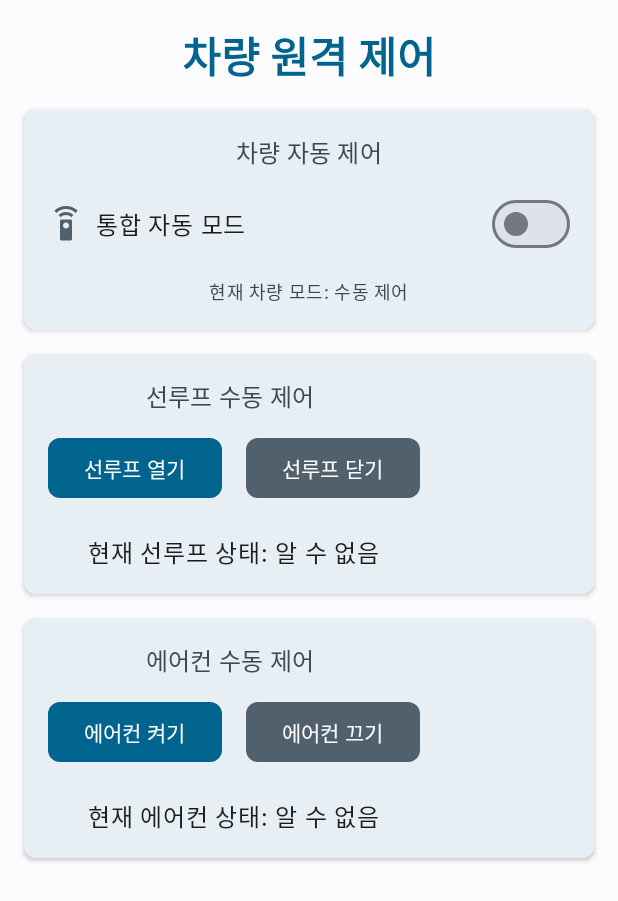
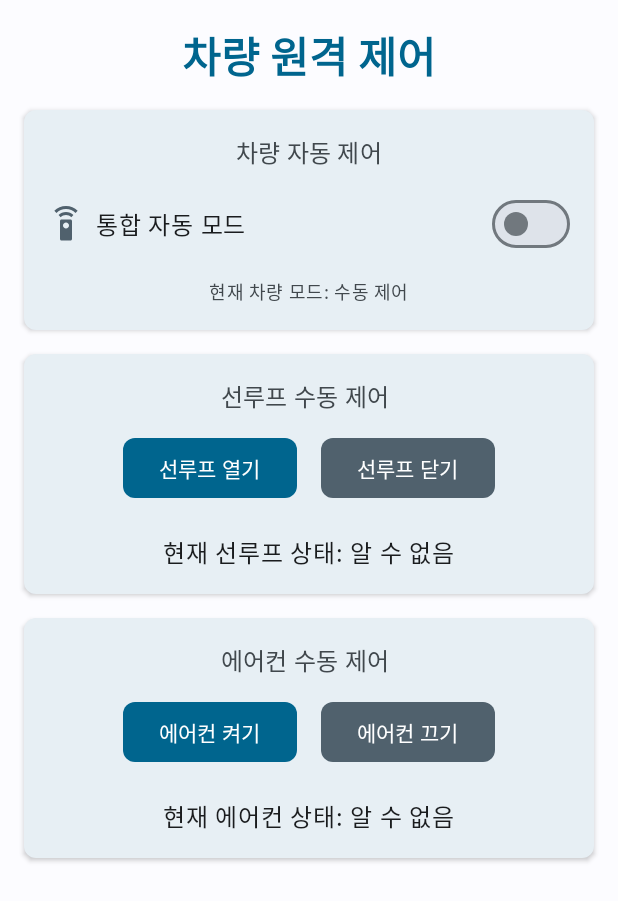
Before and after one commit to Yun-jihawan/smartSunroof, an Android app built with Jetpack Compose: the @Preview function ControlScreenPreview, on a phone screen of 412 x 824 dp. Shown: the top 901 px of the screen. Run offline under Robolectric (Android 15) with nearby library versions, the phone set to English and light mode, and no system bars; libraries missing offline, so code that uses them is left out: com.journeyapps.barcodescanner, org.eclipse.paho; 5 statements that could not run were skipped.

Commit message:
feat: 수동 제어 UI 가운데 정렬

```diff
--- a/bluelink/app/src/main/java/com/example/bluelink/MainActivity.kt
+++ b/bluelink/app/src/main/java/com/example/bluelink/MainActivity.kt
@@ -525,12 +525,16 @@ fun ControlScreen(viewModel: MainViewModel) {
                     style = MaterialTheme.typography.titleMedium,
                     color = if (isOverallAutoMode) MaterialTheme.colorScheme.onSurfaceVariant.copy(alpha = 0.7f) else MaterialTheme.colorScheme.onSurfaceVariant
                 )
-                Row(horizontalArrangement = Arrangement.spacedBy(16.dp)) {
+                Row(
+                    modifier = Modifier.fillMaxWidth(),
+                    horizontalArrangement = Arrangement.Center
+                ) {
                     Button(
                         onClick = { viewModel.controlSunroof("open") },
                         enabled = !isOverallAutoMode && !anyCommandInProgress, // 자동 모드 아니고, 어떤 명령도 진행 중이지 않을 때
                         shape = buttonShape, colors = primaryButtonColors
                     ) { Text("선루프 열기") }
+                    Spacer(modifier = Modifier.width(16.dp))
                     Button(
                         onClick = { viewModel.controlSunroof("close") },
                         enabled = !isOverallAutoMode && !anyCommandInProgress,
@@ -557,12 +561,16 @@ fun ControlScreen(viewModel: MainViewModel) {
                     style = MaterialTheme.typography.titleMedium,
                     color = if (isOverallAutoMode) MaterialTheme.colorScheme.onSurfaceVariant.copy(alpha = 0.7f) else MaterialTheme.colorScheme.onSurfaceVariant
                 )
-                Row(horizontalArrangement = Arrangement.spacedBy(16.dp)) {
+                Row(
+                    modifier = Modifier.fillMaxWidth(),
+                    horizontalArrangement = Arrangement.Center
+                ) {
                     Button(
                         onClick = { viewModel.controlAC("on") },
                         enabled = !isOverallAutoMode && !anyCommandInProgress,
                         shape = buttonShape, colors = primaryButtonColors
                     ) { Text("에어컨 켜기") }
+                    Spacer(modifier = Modifier.width(16.dp))
                     Button(
                         onClick = { viewModel.controlAC("off") },
                         enabled = !isOverallAutoMode && !anyCommandInProgress,
```
